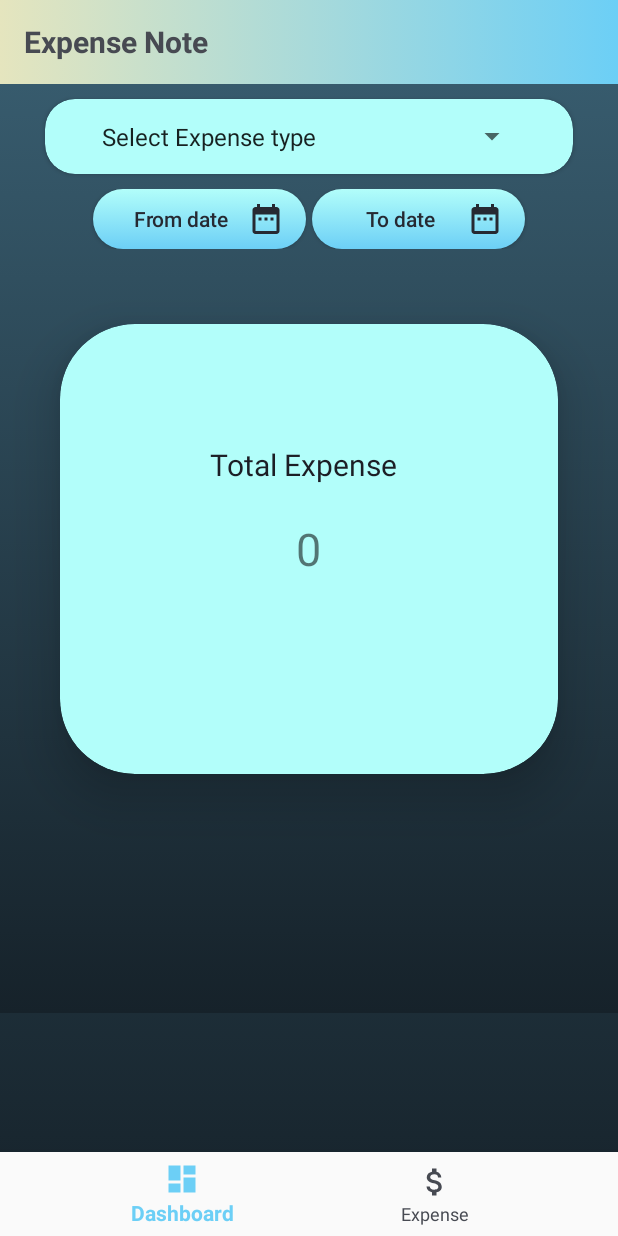
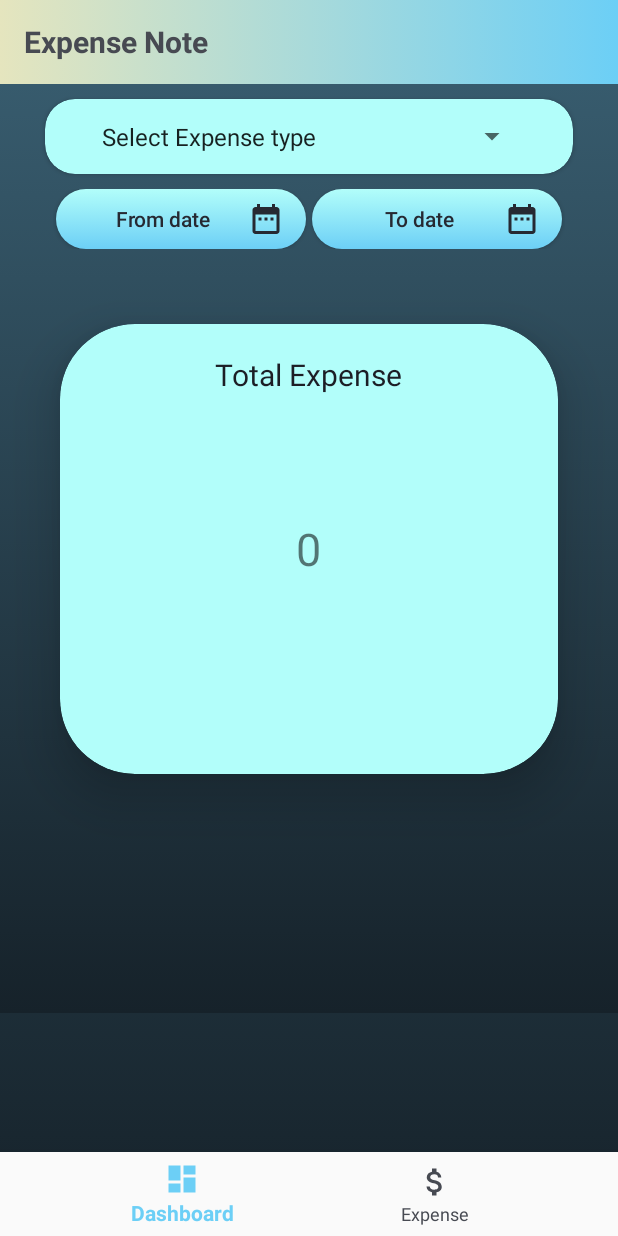
Before and after one commit to Muktadir07/ExpenseNote, an Android app: the screen it shows after launch (MainActivity), on a phone screen of 412 x 824 dp. Run offline under Robolectric (Android 15) with nearby library versions, the phone set to English and light mode, and no system bars.

Commit message:
Minor Bug fix Version 7.1

```diff
--- a/app/src/main/res/layout/fragment_dashboard.xml
+++ b/app/src/main/res/layout/fragment_dashboard.xml
@@ -61,13 +61,13 @@
         android:layout_width="match_parent"
         android:layout_height="wrap_content"
         android:weightSum="2"
-        android:layout_marginHorizontal="60dp"
+        android:layout_marginHorizontal="35dp"
         android:paddingTop="10dp">
 
         <Button
             android:id="@+id/dateFrom"
             android:layout_below="@id/spinnerCardview"
-            android:layout_width="100dp"
+            android:layout_width="140dp"
             android:layout_height="40dp"
             android:layout_marginHorizontal="2dp"
             android:layout_weight="1"
@@ -81,7 +81,7 @@
         <Button
             android:id="@+id/dateTo"
             android:layout_below="@id/spinner"
-            android:layout_width="100dp"
+            android:layout_width="140dp"
             android:layout_height="40dp"
             android:layout_marginHorizontal="2dp"
             android:layout_weight="1"
@@ -104,9 +104,16 @@
         android:layout_marginTop="50dp"
         app:cardCornerRadius="50dp"
         app:cardElevation="20dp">
+
+        <RelativeLayout
+            android:layout_width="match_parent"
+            android:layout_height="match_parent">
+
             <TextView
                 android:id="@+id/dashbordTxt"
-                android:layout_marginTop="80dp"
+                android:layout_alignParentTop="true"
+                android:layout_centerHorizontal="true"
+                android:layout_marginTop="20dp"
                 android:layout_marginLeft="100dp"
                 android:layout_width="wrap_content"
                 android:layout_height="wrap_content"
@@ -120,10 +127,13 @@
                 android:layout_width="wrap_content"
                 android:layout_height="wrap_content"
                 android:layout_gravity="center"
+                android:layout_marginTop="100dp"
                 android:text="dashboard"
                 android:textAlignment="center"
+                android:layout_centerInParent="true"
                 android:textSize="30sp"/>
 
+        </RelativeLayout>
 
 
     </android.support.v7.widget.CardView>
```
Also changed, not shown: app/src/main/java/com/example/first/project/expensenote101/AddExpense.java (+12 -1 lines), app/src/main/res/layout/fragment_expense.xml (+6 -5 lines).
